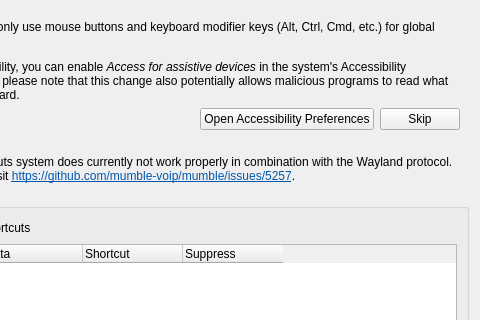
This is src/mumble/GlobalShortcut.ui in mumble-voip/mumble as Qt 5 draws it before an edit; both pictures show x 141 to 621 and y 0 to 320 of the 621 by 542 pixel window. The edited form follows.
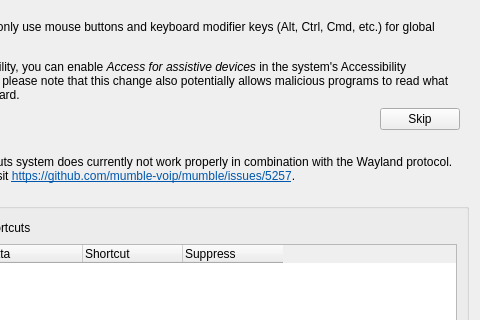
This is the edited form. Custom widgets are drawn as their Qt base class.

```diff
--- a/src/mumble/GlobalShortcut.ui
+++ b/src/mumble/GlobalShortcut.ui
@@ -57,13 +57,6 @@
              </property>
             </spacer>
            </item>
-           <item>
-            <widget class="QPushButton" name="qpbOpenAccessibilityPrefs">
-             <property name="text">
-              <string>Open Accessibility Preferences</string>
-             </property>
-            </widget>
-           </item>
            <item>
             <widget class="QPushButton" name="qpbSkipWarning">
              <property name="text">
```
